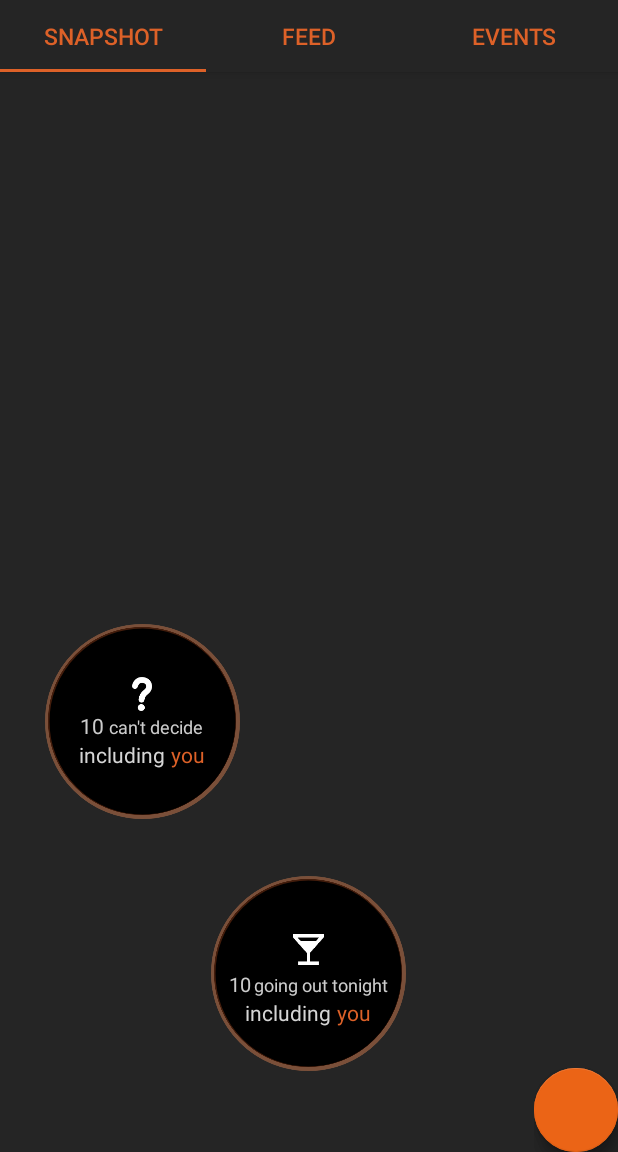
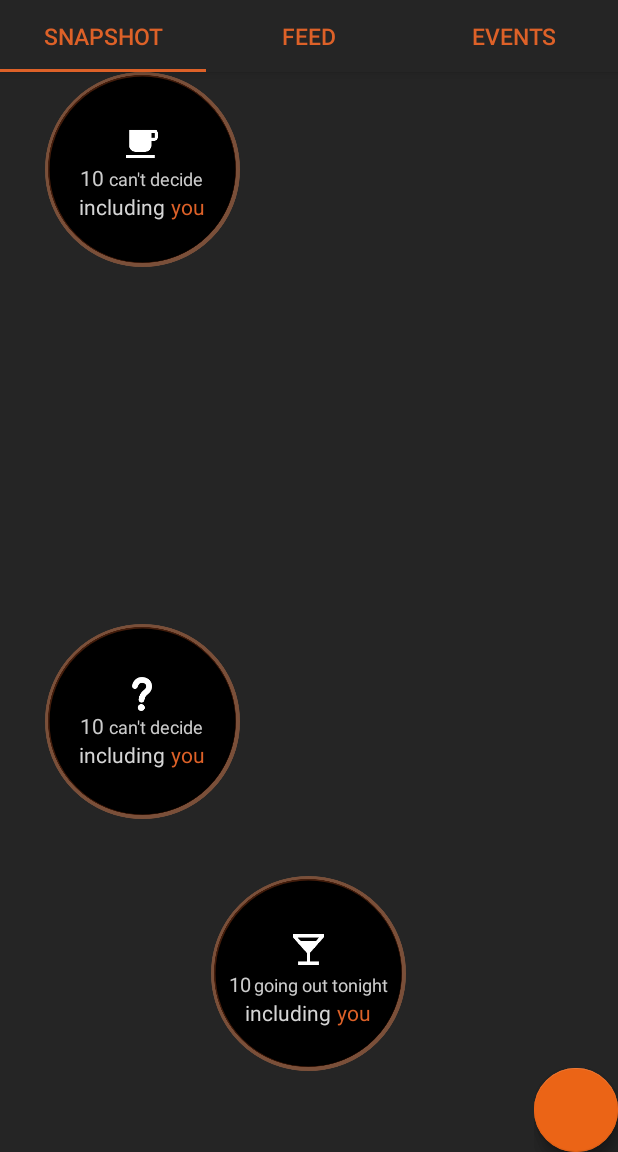
Before and after one commit to georgikoemdzhiev/Lust, an Android app: the SnapshotFragment screen opened directly, with no data from a screen before it, on a phone screen of 412 x 824 dp, the part 84-1236 px from its top. Run offline under Robolectric (Android 15) with nearby library versions, the phone set to English and light mode, and no system bars; libraries missing offline, so code that uses them is left out: com.getbase.floatingactionbutton; plain views replace FloatingActionButton, FloatingActionsMenu; 5 statements that could not run were skipped.

Commit message:
- Added takingItEasy circle button to the snapshot fragment

```diff
--- a/app/src/main/res/layout/fragment_snapshot_layout.xml
+++ b/app/src/main/res/layout/fragment_snapshot_layout.xml
@@ -221,6 +221,108 @@
             </LinearLayout>
 
         </RelativeLayout>
+        <RelativeLayout
+            android:layout_width="wrap_content"
+            android:layout_height="wrap_content"
+            android:id="@+id/takingItEasyContainer"
+            android:layout_marginLeft="30dp"
+            android:layout_marginStart="30dp"
+            android:layout_alignParentLeft="true"
+            android:layout_alignParentStart="true"
+            android:layout_marginBottom="38dp">
+
+            <ImageView
+                android:id="@+id/takingItEasy_grey_circle_bg"
+                android:layout_width="130dp"
+                android:layout_height="wrap_content"
+                android:src="@drawable/perfect_grey_circle"
+                android:adjustViewBounds="true"
+                android:scaleType="fitXY"/>
+
+            <ImageView
+                android:id="@+id/takingItEasy_black_circle_bg"
+                android:layout_width="125dp"
+                android:layout_height="wrap_content"
+                android:src="@drawable/perfect_black_circle"
+                android:adjustViewBounds="true"
+                android:scaleType="fitXY"
+                android:layout_centerVertical="true"
+                android:layout_centerHorizontal="true"/>
+
+
+
+            <com.studentsins.lust.UI.CircleProgressBar
+                android:id="@+id/takingItEasyProgressBar"
+                android:layout_width="0dp"
+                android:layout_height="0dp"
+                app:progress="0"
+                app:progressBarThickness="3dp"
+                android:layout_alignTop="@+id/takingItEasy_grey_circle_bg"
+                android:layout_alignLeft="@+id/takingItEasy_grey_circle_bg"
+                android:layout_alignStart="@+id/takingItEasy_grey_circle_bg"
+                android:layout_alignBottom="@+id/takingItEasy_grey_circle_bg"
+                android:layout_alignRight="@+id/takingItEasy_grey_circle_bg"
+                android:layout_alignEnd="@+id/takingItEasy_grey_circle_bg"/>
+
+            <ImageView
+                android:layout_width="25dp"
+                android:layout_height="wrap_content"
+                android:id="@+id/takingItEasyIcon"
+                android:adjustViewBounds="true"
+                android:scaleType="fitXY"
+                android:src="@drawable/ic_local_cafe_white_48dp"
+                android:layout_alignTop="@+id/takingItEasy_black_circle_bg"
+                android:layout_centerHorizontal="true"
+                android:layout_marginTop="35dp"/>
+
+            <LinearLayout
+                android:id="@+id/takingItEasyNumberCont"
+                android:layout_width="wrap_content"
+                android:layout_height="wrap_content"
+                android:orientation="horizontal"
+                android:layout_below="@+id/takingItEasyIcon"
+                android:layout_centerHorizontal="true">
+                <TextView
+                    android:layout_width="wrap_content"
+                    android:layout_height="wrap_content"
+                    android:textSize="14sp"
+                    android:textColor="@color/dirtyWhite"
+                    android:id="@+id/numberOfTakingItEasy"
+                    android:text="10"/>
+
+                <TextView
+                    android:layout_width="wrap_content"
+                    android:layout_height="wrap_content"
+                    android:textSize="12sp"
+                    android:layout_marginLeft="3dp"
+                    android:textColor="@color/dirtyWhite"
+                    android:text="can't decide"/>
+            </LinearLayout>
+
+            <LinearLayout
+                android:id="@+id/takingItEasy_includingYouContainer"
+                android:layout_width="wrap_content"
+                android:layout_height="wrap_content"
+                android:orientation="horizontal"
+                android:layout_centerHorizontal="true"
+                android:visibility="visible"
+                android:layout_below="@+id/takingItEasyNumberCont">
+
+                <TextView
+                    android:layout_width="wrap_content"
+                    android:layout_height="wrap_content"
+                    android:text="including"
+                    android:layout_marginRight="4dp"
+                    android:textColor="@color/dirtyWhite2"/>
+
+                <TextView
+                    android:layout_width="wrap_content"
+                    android:layout_height="wrap_content"
+                    android:text="you"
+                    android:textColor="@color/blood_orange"/>
+            </LinearLayout>
+
+        </RelativeLayout>
     </RelativeLayout>
    </android.support.v4.widget.NestedScrollView>
 
```
